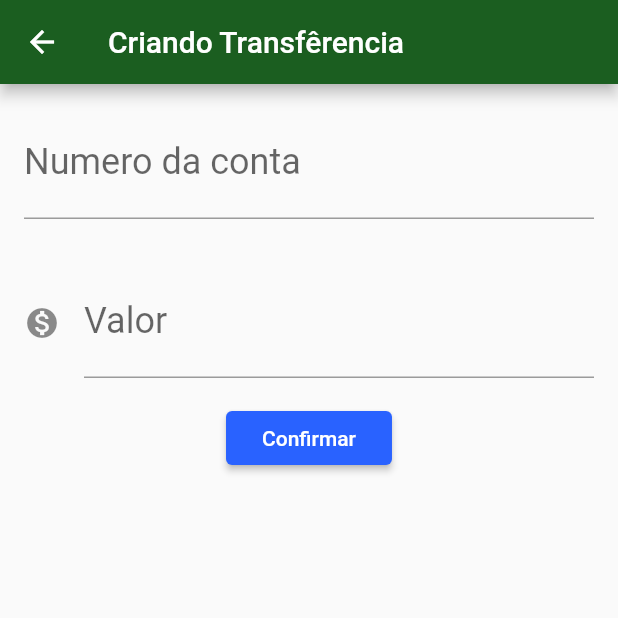
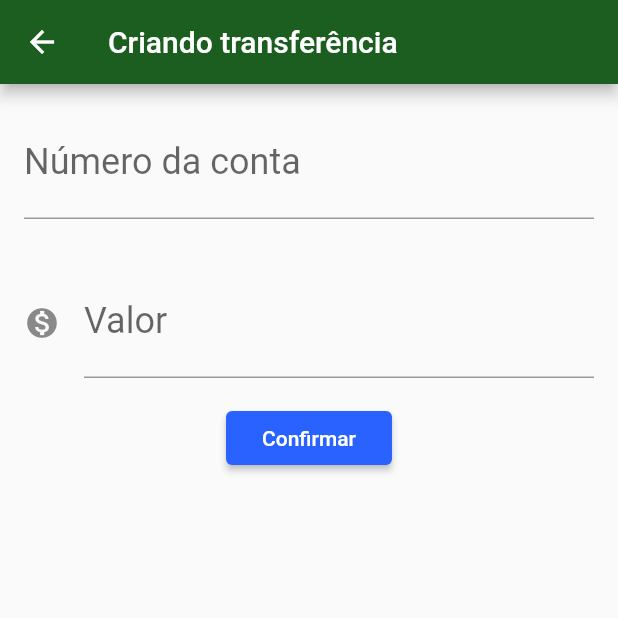
Before and after one commit to Zimmerr/AluraFlutter, a Flutter app: the screen it shows after launch, after a tap on the "add" icon, on a phone screen of 412 x 824 dp, the top half of it. Run offline on Flutter 3.47's test engine with Material 2 defaults, Android fonts, the phone set to English and light mode, and no system bars.

Commit message:
Commit - Aula 5 (Pós Refatoração)
Refatoração de código em pastas

```diff
--- /dev/null
+++ b/lib/components/editor.dart
@@ -0,0 +1,30 @@
+import 'package:flutter/material.dart';
+
+class Editor extends StatelessWidget {
+
+  final TextEditingController controlador;
+  final String rotulo;
+  final String dica;
+  final IconData icone;
+
+  Editor({this.controlador, this.rotulo, this.dica, this.icone});
+
+  @override
+  Widget build(BuildContext context) {
+    return           Padding(
+      padding: const EdgeInsets.all(16.0),
+      child: TextField(
+        controller: controlador,
+        style: TextStyle(
+          fontSize: 24.0,
+        ),
+        decoration: InputDecoration(
+          icon: icone != null ? Icon(icone) : null,
+          labelText: rotulo,
+          hintText: dica,
+        ),
+        keyboardType: TextInputType.number,
+      ),
+    );
+  }
+}
--- a/lib/main.dart
+++ b/lib/main.dart
@@ -1,3 +1,4 @@
+import 'package:bytebank/screens/transferencia/lista.dart';
 import 'package:flutter/material.dart';
 
 void main() => runApp(ByteBankApp());
@@ -19,160 +20,3 @@ class ByteBankApp extends StatelessWidget {
     );
   }
 }
-
-
-class FormularioTransferencia extends StatefulWidget  {
-
-  @override
-  State<StatefulWidget> createState() {
-    // TODO: implement createState
-    return FormularioTransferenciaState();
-  }
-}
-
-class FormularioTransferenciaState extends State<FormularioTransferencia>{
-  final TextEditingController _controladorCampoNumeroConta = TextEditingController();
-  final TextEditingController _controladorCampoValor = TextEditingController();
-
-  @override
-  Widget build(BuildContext context) {
-    return Scaffold(
-      appBar: AppBar(title: Text('Criando Transfêrencia'),),
-      body: SingleChildScrollView(
-        child: Column(
-          children: <Widget>[
-            Editor(
-                controlador: _controladorCampoNumeroConta,
-                rotulo: 'Numero da conta',
-                dica: '0000'),
-            Editor(
-                controlador: _controladorCampoValor,
-                rotulo: 'Valor',
-                dica: '0.00',
-                icone: Icons.monetization_on),
-            RaisedButton(
-              onPressed: () { _criaTransferencia(context); },
-              child: Text('Confirmar'),
-            ),
-          ],
-        ),
-      ),
-    );
-  }
-
-  void _criaTransferencia(BuildContext context) {
-    final int numeroConta = int.tryParse(_controladorCampoNumeroConta.text);
-    final double valor = double.tryParse(_controladorCampoValor.text);
-    if (numeroConta != null && valor != null) {
-      final transferenciaCriada = Transferencia(valor, numeroConta);
-      Navigator.pop(context, transferenciaCriada);
-    }
-  }
-}
-
-class Editor extends StatelessWidget {
-
-  final TextEditingController controlador;
-  final String rotulo;
-  final String dica;
-  final IconData icone;
-
-  Editor({this.controlador, this.rotulo, this.dica, this.icone});
-
-  @override
-  Widget build(BuildContext context) {
-    return           Padding(
-      padding: const EdgeInsets.all(16.0),
-      child: TextField(
-        controller: controlador,
-        style: TextStyle(
-          fontSize: 24.0,
-        ),
-        decoration: InputDecoration(
-          icon: icone != null ? Icon(icone) : null,
-          labelText: rotulo,
-          hintText: dica,
-        ),
-        keyboardType: TextInputType.number,
-      ),
-    );
-  }
-}
-
-class ListaTransferencias extends StatefulWidget{
-  @override
-  State<StatefulWidget> createState() {
-    // TODO: implement createState
-    return ListaTransferenciasState();
-  }
-}
-
-class ListaTransferenciasState extends State<ListaTransferencias>{
-  final List<Transferencia> _transferencias = List();
-
-  Widget build(BuildContext context) {
-    // TODO: implement build
-    return Scaffold(
-      body: ListView.builder(
-        itemCount: _transferencias.length,
-        itemBuilder: (context, indice){
-          return ItemTransferencia(_transferencias[indice]);
-        },
-      ),
-      appBar: AppBar(
-        title: Text('Transferências'),
-      ),
-      floatingActionButton: FloatingActionButton(
-        child: Icon(Icons.add),
-        onPressed: () {
-          final Future<Transferencia> future = Navigator.push(context, MaterialPageRoute(builder: (context) {
-            return FormularioTransferencia();
-          }));
-          future.then((transferenciaRecebida) {
-            Future.delayed(Duration(seconds: 1), () {
-              debugPrint('chegou no then do future');
-              debugPrint('$transferenciaRecebida');
-              if(transferenciaRecebida != null) {
-                setState(() {
-                 _transferencias.add(transferenciaRecebida);
-                });
-              }
-            });
-
-          });
-        },
-      ),
-    );
-  }
-}
-
-class ItemTransferencia extends StatelessWidget {
-
-  final Transferencia _transferencia;
-
-  ItemTransferencia(this._transferencia);
-
-  @override
-  Widget build(BuildContext context) {
-    // TODO: implement build
-    return Card(
-      child: ListTile(
-        leading: Icon(Icons.monetization_on),
-        title: Text(_transferencia.valor.toString()),
-        subtitle: Text(_transferencia.numeroConta.toString()),
-      ),
-    );
-  }
-}
-
-class Transferencia {
-  final double valor;
-  final int numeroConta;
-
-  Transferencia(this.valor, this.numeroConta);
-
-  @override
-  String toString() {
-    return 'Transferencia{valor: $valor, numeroConta: $numeroConta}';
-  }
-}
--- /dev/null
+++ b/lib/models/transferencia.dart
@@ -0,0 +1,11 @@
+class Transferencia {
+  final double valor;
+  final int numeroConta;
+
+  Transferencia(this.valor, this.numeroConta);
+
+  @override
+  String toString() {
+    return 'Transferencia{valor: $valor, numeroConta: $numeroConta}';
+  }
+}
--- /dev/null
+++ b/lib/screens/transferencia/formulario.dart
@@ -0,0 +1,66 @@
+import 'package:bytebank/components/editor.dart';
+import 'package:bytebank/models/transferencia.dart';
+import 'package:flutter/material.dart';
+
+const _tituloAppBar = 'Criando transferência';
+
+const _rotuloCampoValor = 'Valor';
+const _dicaCampoValor = '0.00';
+
+const _rotuloCampoNumeroConta = 'Número da conta';
+const _dicaCampoNumeroConta = '0000';
+const _textoBotaoConfirmar = 'Confirmar';
+
+
+class FormularioTransferencia extends StatefulWidget {
+  @override
+  State<StatefulWidget> createState() {
+    return FormularioTransferenciaState();
+  }
+}
+
+class FormularioTransferenciaState extends State<FormularioTransferencia> {
+
+  final TextEditingController _controladorCampoNumeroConta =
+  TextEditingController();
+  final TextEditingController _controladorCampoValor =
+  TextEditingController();
+
+  @override
+  Widget build(BuildContext context) {
+    return Scaffold(
+      appBar: AppBar(
+        title: Text(_tituloAppBar),
+      ),
+      body: SingleChildScrollView(
+        child: Column(
+          children: <Widget>[
+            Editor(
+              controlador: _controladorCampoNumeroConta,
+              rotulo: _rotuloCampoNumeroConta,
+              dica: _dicaCampoNumeroConta,
+            ),
+            Editor(
+              controlador: _controladorCampoValor,
+              rotulo: _rotuloCampoValor,
+              dica: _dicaCampoValor,
+              icone: Icons.monetization_on,
+            ),
+            RaisedButton(
+              child: Text(_textoBotaoConfirmar),
+              onPressed: () => _criaTransferencia(context),
+            ),
+          ],
+        ),
+      ),
+    );
+  }
+  void _criaTransferencia(BuildContext context) {
+    final int numeroConta = int.tryParse(_controladorCampoNumeroConta.text);
+    final double valor = double.tryParse(_controladorCampoValor.text);
+    if(numeroConta != null && valor != null) {
+      final transferenciaCriada = Transferencia(valor, numeroConta);
+      Navigator.pop(context, transferenciaCriada);
+    }
+  }
+}
--- /dev/null
+++ b/lib/screens/transferencia/lista.dart
@@ -0,0 +1,70 @@
+import 'package:bytebank/models/transferencia.dart';
+import 'package:flutter/material.dart';
+
+import 'formulario.dart';
+
+const _tituloAppBar = 'Transferências';
+
+class ListaTransferencias extends StatefulWidget{
+  @override
+  State<StatefulWidget> createState() {
+    // TODO: implement createState
+    return ListaTransferenciasState();
+  }
+}
+
+class ListaTransferenciasState extends State<ListaTransferencias>{
+  final List<Transferencia> _transferencias = List();
+
+  Widget build(BuildContext context) {
+    // TODO: implement build
+    return Scaffold(
+      body: ListView.builder(
+        itemCount: _transferencias.length,
+        itemBuilder: (context, indice){
+          return ItemTransferencia(_transferencias[indice]);
+        },
+      ),
+      appBar: AppBar(
+        title: Text(_tituloAppBar),
+      ),
+      floatingActionButton: FloatingActionButton(
+        child: Icon(Icons.add),
+        onPressed: () {
+          Navigator.push(context, MaterialPageRoute(builder: (context) {
+            return FormularioTransferencia();
+          })).then(
+            (transferenciaRecebida) => atualiza(transferenciaRecebida),
+          );
+        },
+      ),
+    );
+  }
+
+  void atualiza(Transferencia transferenciaRecebida) {
+    if(transferenciaRecebida != null) {
+      setState(() {
+        _transferencias.add(transferenciaRecebida);
+      });
+    }
+  }
+}
+
+class ItemTransferencia extends StatelessWidget {
+
+  final Transferencia _transferencia;
+
+  ItemTransferencia(this._transferencia);
+
+  @override
+  Widget build(BuildContext context) {
+    // TODO: implement build
+    return Card(
+      child: ListTile(
+        leading: Icon(Icons.monetization_on),
+        title: Text(_transferencia.valor.toString()),
+        subtitle: Text(_transferencia.numeroConta.toString()),
+      ),
+    );
+  }
+}
```
Also changed, not shown: 1 other file.
